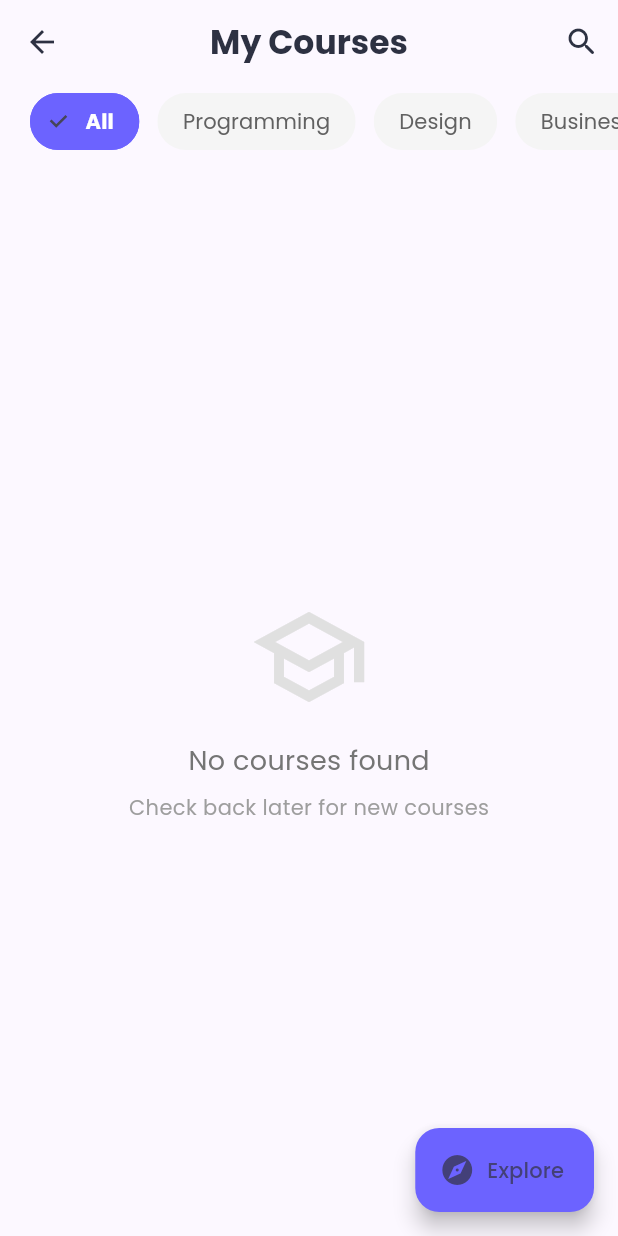
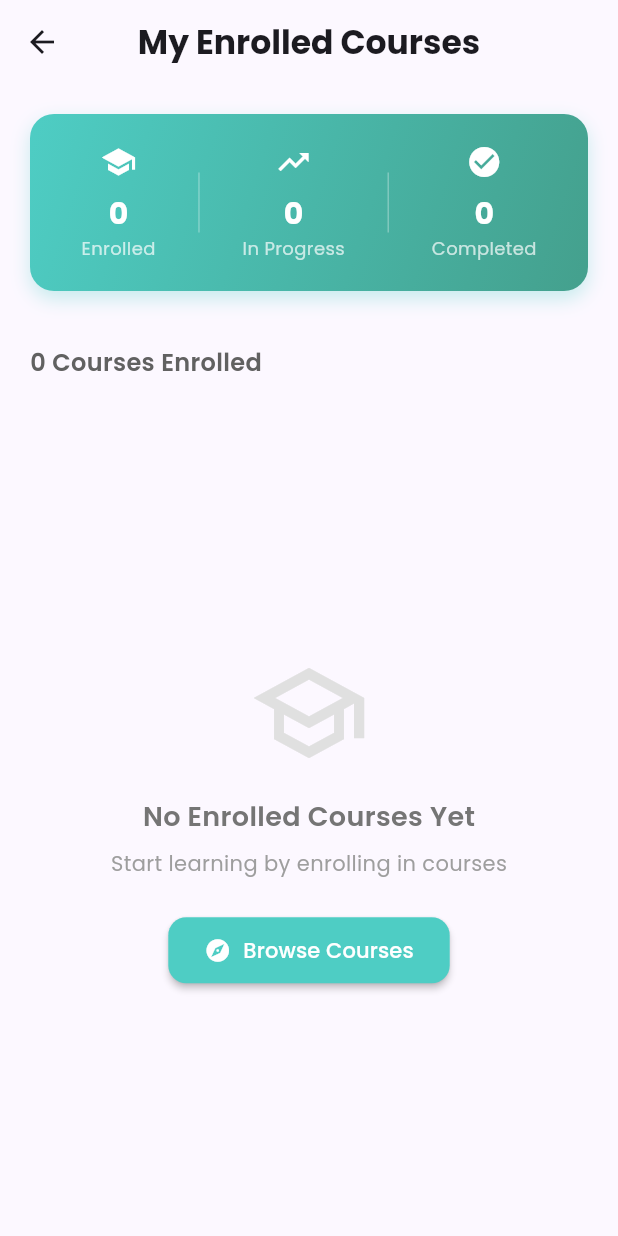
Before and after one commit to Kalyani-Patil-06/EduLearn, a Flutter app: the HomeScreen screen opened by its route, after a tap on "My Courses", on a phone screen of 412 x 824 dp. Run offline on Flutter 3.47's test engine with Material 3 defaults, Android fonts, the phone set to English and light mode, and no system bars; our stand-ins replace cloud_firestore, diacritic, email_validator, firebase_auth, firebase_core, google_fonts and 3 more; accounts and stored records are empty.

Commit message:
fixed bugs

```diff
--- a/lib/main.dart
+++ b/lib/main.dart
@@ -7,6 +7,7 @@ import 'screens/login_screen.dart';
 import 'screens/register_screen.dart';
 import 'screens/home_screen.dart';
 import 'screens/courses_screen.dart';
+import 'screens/enrolled_courses_screen.dart';
 import 'screens/course_detail_screen.dart';
 import 'screens/course_learning_screen.dart';
 import 'screens/profile_screen.dart';
@@ -21,6 +22,7 @@ import 'services/auth_service.dart';
 import 'services/theme_service.dart';
 import 'firebase_options.dart';
 import 'models/course_model.dart';
+
 
 void main() async {
   WidgetsFlutterBinding.ensureInitialized();
@@ -114,6 +116,7 @@ class MyApp extends StatelessWidget {
             // Student Routes
             '/home': (context) => const HomeScreen(),
             '/courses': (context) => const CoursesScreen(),
+            '/enrolled-courses': (context) => const EnrolledCoursesScreen(),
             '/profile': (context) => const ProfileScreen(),
             '/assignments': (context) => const AssignmentsScreen(),
 
--- /dev/null
+++ b/lib/screens/enrolled_courses_screen.dart
@@ -0,0 +1,292 @@
+import 'package:flutter/material.dart';
+import '../services/firestore_service.dart';
+import '../models/course_model.dart';
+import '../widgets/course_card_dynamic.dart';
+
+class EnrolledCoursesScreen extends StatefulWidget {
+  const EnrolledCoursesScreen({super.key});
+
+  @override
+  State<EnrolledCoursesScreen> createState() => _EnrolledCoursesScreenState();
+}
+
+class _EnrolledCoursesScreenState extends State<EnrolledCoursesScreen> {
+  final FirestoreService _firestoreService = FirestoreService();
+  List<Course> _enrolledCourses = [];
+  bool _isLoading = true;
+  String _selectedFilter = 'All';
+
+  final List<String> _filters = ['All', 'In Progress', 'Completed'];
+
+  @override
+  void initState() {
+    super.initState();
+    _loadEnrolledCourses();
+  }
+
+  Future<void> _loadEnrolledCourses() async {
+    setState(() => _isLoading = true);
+
+    try {
+      print('🔍 Loading enrolled courses for current user...');
+
+      // Get all enrollments for current user
+      final enrollments = await _firestoreService.getUserEnrollments();
+
+      print('📚 Found ${enrollments.length} enrollments');
+
+      // Get course details for each enrollment
+      List<Course> courses = [];
+      for (var enrollment in enrollments) {
+        try {
+          final course = await _firestoreService.getCourse(enrollment.courseId);
+          if (course != null) {
+            courses.add(course);
+          }
+        } catch (e) {
+          print('Error loading course ${enrollment.courseId}: $e');
+        }
+      }
+
+      print('✅ Loaded ${courses.length} enrolled courses');
+
+      if (mounted) {
+        setState(() {
+          _enrolledCourses = courses;
+          _isLoading = false;
+        });
+      }
+    } catch (e) {
+      print('❌ Error loading enrolled courses: $e');
+      if (mounted) {
+        setState(() => _isLoading = false);
+        ScaffoldMessenger.of(context).showSnackBar(
+          SnackBar(
+            content: Text('Error loading courses: $e'),
+            backgroundColor: Colors.red,
+          ),
+        );
+      }
+    }
+  }
+
+  List<Course> _getFilteredCourses() {
+    if (_selectedFilter == 'All') {
+      return _enrolledCourses;
+    }
+    // You can add progress filtering logic here if needed
+    return _enrolledCourses;
+  }
+
+  @override
+  Widget build(BuildContext context) {
+    final filteredCourses = _getFilteredCourses();
+
+    return Scaffold(
+      appBar: AppBar(
+        title: const Text(
+          'My Enrolled Courses',
+          style: TextStyle(fontWeight: FontWeight.bold),
+        ),
+        centerTitle: true,
+        elevation: 0,
+        backgroundColor: Colors.transparent,
+      ),
+      body: Column(
+        crossAxisAlignment: CrossAxisAlignment.start,
+        children: [
+          // Stats Banner
+          Container(
+            margin: const EdgeInsets.all(20),
+            padding: const EdgeInsets.all(20),
+            decoration: BoxDecoration(
+              gradient: const LinearGradient(
+                colors: [Color(0xFF4ECDC4), Color(0xFF44A08D)],
+                begin: Alignment.topLeft,
+                end: Alignment.bottomRight,
+              ),
+              borderRadius: BorderRadius.circular(16),
+              boxShadow: [
+                BoxShadow(
+                  color: const Color(0xFF4ECDC4).withOpacity(0.3),
+                  blurRadius: 10,
+                  offset: const Offset(0, 5),
+                ),
+              ],
+            ),
+            child: Row(
+              mainAxisAlignment: MainAxisAlignment.spaceAround,
+              children: [
+                _buildStatItem(
+                  'Enrolled',
+                  '${_enrolledCourses.length}',
+                  Icons.school,
+                ),
+                Container(
+                  width: 1,
+                  height: 40,
+                  color: Colors.white.withOpacity(0.3),
+                ),
+                _buildStatItem(
+                  'In Progress',
+                  '${_enrolledCourses.length}',
+                  Icons.trending_up,
+                ),
+                Container(
+                  width: 1,
+                  height: 40,
+                  color: Colors.white.withOpacity(0.3),
+                ),
+                _buildStatItem(
+                  'Completed',
+                  '0',
+                  Icons.check_circle,
+                ),
+              ],
+            ),
+          ),
+
+          // Filters (optional - you can remove if not needed)
+          // SizedBox(
+          //   height: 50,
+          //   child: ListView.builder(
+          //     scrollDirection: Axis.horizontal,
+          //     padding: const EdgeInsets.symmetric(horizontal: 20),
+          //     itemCount: _filters.length,
+          //     itemBuilder: (context, index) {
+          //       final filter = _filters[index];
+          //       final isSelected = filter == _selectedFilter;
+          //
+          //       return Padding(
+          //         padding: const EdgeInsets.only(right: 12),
+          //         child: FilterChip(
+          //           label: Text(filter),
+          //           selected: isSelected,
+          //           onSelected: (selected) {
+          //             setState(() => _selectedFilter = filter);
+          //           },
+          //           backgroundColor: Colors.grey.shade100,
+          //           selectedColor: const Color(0xFF4ECDC4),
+          //           labelStyle: TextStyle(
+          //             color: isSelected ? Colors.white : Colors.grey.shade700,
+          //             fontWeight: isSelected ? FontWeight.bold : FontWeight.normal,
+          //           ),
+          //         ),
+          //       );
+          //     },
+          //   ),
+          // ),
+
+          // Course Count
+          Padding(
+            padding: const EdgeInsets.symmetric(horizontal: 20, vertical: 16),
+            child: Text(
+              '${filteredCourses.length} ${filteredCourses.length == 1 ? 'Course' : 'Courses'} Enrolled',
+              style: TextStyle(
+                fontSize: 16,
+                fontWeight: FontWeight.w600,
+                color: Colors.grey.shade700,
+              ),
+            ),
+          ),
+
+          // Courses List
+          Expanded(
+            child: _isLoading
+                ? const Center(child: CircularProgressIndicator())
+                : filteredCourses.isEmpty
+                    ? _buildEmptyState()
+                    : RefreshIndicator(
+                        onRefresh: _loadEnrolledCourses,
+                        child: ListView.builder(
+                          padding: const EdgeInsets.symmetric(horizontal: 20, vertical: 8),
+                          itemCount: filteredCourses.length,
+                          itemBuilder: (context, index) {
+                            final course = filteredCourses[index];
+                            return CourseCardDynamic(
+                              course: course,
+                              onTap: () {
+                                Navigator.pushNamed(
+                                  context,
+                                  '/course-detail',
+                                  arguments: course,
+                                );
+                              },
+                            );
+                          },
+                        ),
+                      ),
+          ),
+        ],
+      ),
+    );
+  }
+
+  Widget _buildStatItem(String label, String value, IconData icon) {
+    return Column(
+      children: [
+        Icon(icon, color: Colors.white, size: 24),
+        const SizedBox(height: 8),
+        Text(
+          value,
+          style: const TextStyle(
+            color: Colors.white,
+            fontSize: 20,
+            fontWeight: FontWeight.bold,
+          ),
+        ),
+        Text(
+          label,
+          style: const TextStyle(
+            color: Colors.white70,
+            fontSize: 12,
+          ),
+        ),
+      ],
+    );
+  }
+
+  Widget _buildEmptyState() {
+    return Center(
+      child: Column(
+        mainAxisAlignment: MainAxisAlignment.center,
+        children: [
+          Icon(
+            Icons.school_outlined,
+            size: 80,
+            color: Colors.grey.shade300,
+          ),
+          const SizedBox(height: 16),
+          Text(
+            'No Enrolled Courses Yet',
+            style: TextStyle(
+              fontSize: 18,
+              color: Colors.grey.shade600,
+              fontWeight: FontWeight.w600,
+            ),
+          ),
+          const SizedBox(height: 8),
+          Text(
+            'Start learning by enrolling in courses',
+            style: TextStyle(
+              fontSize: 14,
+              color: Colors.grey.shade500,
+            ),
+          ),
+          const SizedBox(height: 24),
+          ElevatedButton.icon(
+            onPressed: () {
+              Navigator.pushNamed(context, '/courses');
+            },
+            icon: const Icon(Icons.explore),
+            label: const Text('Browse Courses'),
+            style: ElevatedButton.styleFrom(
+              backgroundColor: const Color(0xFF4ECDC4),
+              padding: const EdgeInsets.symmetric(horizontal: 24, vertical: 12),
+            ),
+          ),
+        ],
+      ),
+    );
+  }
+}
--- a/lib/screens/home_screen.dart
+++ b/lib/screens/home_screen.dart
@@ -91,7 +91,7 @@ class _HomeScreenState extends State<HomeScreen> {
                       crossAxisAlignment: CrossAxisAlignment.start,
                       children: [
                         Text(
-                          'Hello, $userName! 👋',
+                          'Hello, $userName!',
                           style: const TextStyle(
                             fontSize: 24,
                             fontWeight: FontWeight.bold,
@@ -183,7 +183,7 @@ class _HomeScreenState extends State<HomeScreen> {
                           borderRadius: BorderRadius.circular(12),
                         ),
                         child: Image.asset(
-                          'assets/images/student_learning.jpg', // ADD THIS IMAGE
+                          'assets/images/student_learning.jpg',
                           fit: BoxFit.contain,
                           errorBuilder: (context, error, stackTrace) {
                             return const Icon(
@@ -223,7 +223,7 @@ class _HomeScreenState extends State<HomeScreen> {
                     title: 'My Courses',
                     imagePath: 'assets/images/my_courses.jpg',
                     color: const Color(0xFF6C63FF),
-                    onTap: () => Navigator.pushNamed(context, '/courses'),
+                    onTap: () => Navigator.pushNamed(context, '/enrolled-courses'),
                   ),
                   _buildFeatureCardWithImage(
                     title: 'Assignments',
--- a/lib/services/firestore_service.dart
+++ b/lib/services/firestore_service.dart
@@ -149,15 +149,15 @@ class FirestoreService {
   Future<bool> enrollInCourse(String courseId) async {
     try {
       if (currentUserId == null) {
-        print('ENROLLMENT FAILED: No user logged in');
+        print('❌ No user logged in');
         return false;
       }
 
       // Get user data to check role
       final userData = await getUserData();
       final userRole = userData?['role'] ?? 'student';
-      final userName = userData?['name'] ?? 'Unknown';
-      final userEmail = userData?['email'] ?? 'Unknown';
+
+      print('🔍 Enrolling user in course (Role: $userRole)');
 
       // Check if already enrolled
       final enrollmentDoc = await _firestore
@@ -168,12 +168,11 @@ class FirestoreService {
           .get();
 
       if (enrollmentDoc.exists) {
-        print('User is already enrolled in this course');
+        print('✅ Already enrolled');
         return true;
       }
 
       // Create enrollment
-      print('Creating new enrollment...');
       await _firestore
           .collection('users')
           .doc(currentUserId)
@@ -188,21 +187,20 @@ class FirestoreService {
         'completedLessonIds': [],
       });
 
-
-      // Only increment student count if user is actually a STUDENT
+      // Only increment student count if user is a STUDENT
       if (userRole == 'student') {
-        print('Incrementing course student count...');
         await _firestore.collection('courses').doc(courseId).update({
           'students': FieldValue.increment(1),
         });
-        print('Student count incremented');
+        print('✅ Student enrolled and count incremented');
       } else {
-        print('User is $userRole - NOT incrementing student count');
+        print('✅ Teacher enrolled (count not incremented)');
       }
 
       return true;
 
     } catch (e) {
+      print('❌ Enrollment error: $e');
       return false;
     }
   }
@@ -246,46 +244,57 @@ class FirestoreService {
     }
   }
 
-  // ✅ FIXED: Get enrolled students properly (ONLY STUDENTS, exclude teachers)
+  // ✅ NEW: Get all enrollments for current user
+  Future<List<UserEnrollment>> getUserEnrollments() async {
+    try {
+      if (currentUserId == null) {
+        print('❌ No user logged in');
+        return [];
+      }
+
+      print('🔍 Getting enrollments for user: $currentUserId');
+
+      QuerySnapshot snapshot = await _firestore
+          .collection('users')
+          .doc(currentUserId)
+          .collection('enrollments')
+          .get();
+
+      List<UserEnrollment> enrollments = [];
+
+      for (var doc in snapshot.docs) {
+        try {
+          enrollments.add(UserEnrollment.fromMap(doc.data() as Map<String, dynamic>));
+        } catch (e) {
+          print('Error parsing enrollment: $e');
+        }
+      }
+
+      print('✅ Found ${enrollments.length} enrollments');
+      return enrollments;
+    } catch (e) {
+      print('❌ Error getting user enrollments: $e');
+      return [];
+    }
+  }
+
+  // ✅ Get enrolled students (ONLY STUDENTS, exclude teachers)
   Future<List<Map<String, dynamic>>> getEnrolledStudents(String courseId) async {
     try {
+      print('🔍 Getting enrolled students for course: $courseId');
 
-      // STEP 1: Get ALL users first (for debugging)
-      QuerySnapshot allUsersSnapshot = await _firestore.collection('users').get();
-      print('📊 Total users in database: ${allUsersSnapshot.docs.length}');
-
-      // Check all users and their roles
-      for (var userDoc in allUsersSnapshot.docs) {
-        Map<String, dynamic> userData = userDoc.data() as Map<String, dynamic>;
-        print('👤 User: ${userData['name']} | Role: ${userData['role']} | Email: ${userData['email']}');
-      }
-
-      print('───────────────────────────────────────────────');
-
-      // STEP 2: Get ONLY users with role = 'student'
+      // Get ONLY users with role = 'student'
       QuerySnapshot studentsSnapshot = await _firestore
           .collection('users')
           .where('role', isEqualTo: 'student')
           .get();
 
-      print('Total STUDENT users found: ${studentsSnapshot.docs.length}');
-
-      if (studentsSnapshot.docs.isEmpty) {
-        print('WARNING: No users with role="student" found in database!');
-        print('This might mean:');
-        print('1. Students are registered with a different role value');
-        print('2. The role field is missing or misspelled');
-        print('3. No students have been created yet');
-      }
+      print('👥 Found ${studentsSnapshot.docs.length} total student users');
 
       List<Map<String, dynamic>> enrolledStudents = [];
 
-      // STEP 3: Check each student's enrollment
       for (var userDoc in studentsSnapshot.docs) {
         try {
-          Map<String, dynamic> userData = userDoc.data() as Map<String, dynamic>;
-          print('🔍 Checking student: ${userData['name']} (${userDoc.id})');
-
           // Check if this student has enrollment for this course
           DocumentSnapshot enrollmentDoc = await _firestore
               .collection('users')
@@ -295,15 +304,12 @@ class FirestoreService {
               .get();
 
           if (enrollmentDoc.exists) {
+            Map<String, dynamic> userData = userDoc.data() as Map<String, dynamic>;
             Map<String, dynamic> enrollmentData = enrollmentDoc.data() as Map<String, dynamic>;
-            print('Enrollment data: $enrollmentData');
 
-            // Double check the role is student
             String userRole = userData['role'] ?? 'student';
 
             if (userRole == 'student') {
-              print('MATCHED: Adding ${userData['name']} to enrolled students list');
-
               enrolledStudents.add({
                 'userId': userDoc.id,
                 'name': userData['name'] ?? 'Unknown Student',
@@ -312,34 +318,23 @@ class FirestoreService {
                 'role': userRole,
                 'enrollment': UserEnrollment.fromMap(enrollmentData),
               });
-            } else {
-              print('SKIPPED: User role is "$userRole", not "student"');
             }
-          } else {
-            print('NOT ENROLLED: Student has no enrollment for this course');
           }
         } catch (e) {
-          print('ERROR processing user ${userDoc.id}: $e');
+          print('⚠️ Error processing user ${userDoc.id}: $e');
           continue;
         }
       }
 
-      if (enrolledStudents.isEmpty) {
-        print('NO STUDENTS FOUND! Possible reasons:');
-        print('1. Students enrolled but role field is wrong');
-        print('2. Enrollment is in wrong collection path');
-        print('3. Course ID mismatch');
-      }
-
+      print('✅ Found ${enrolledStudents.length} enrolled students');
       return enrolledStudents;
     } catch (e) {
-      print('CRITICAL ERROR getting enrolled students: $e');
-      print('Stack trace: ${StackTrace.current}');
+      print('❌ Error getting enrolled students: $e');
       return [];
     }
   }
 
-  // Get actual student count for a course (excluding teachers)
+  // ✅ NEW: Get actual student count for a course (excluding teachers)
   Future<int> getCourseStudentCount(String courseId) async {
     try {
       // Get only users with role = 'student'
@@ -370,32 +365,32 @@ class FirestoreService {
     }
   }
 
-  // Fix student count for a course (removes teachers from count)
+  // ✅ UTILITY: Fix student count for a course (removes teachers from count)
   Future<bool> fixCourseStudentCount(String courseId) async {
     try {
-      print('Fixing student count for course: $courseId');
+      print('🔧 Fixing student count for course: $courseId');
 
       // Get actual student count (excluding teachers)
       final actualCount = await getCourseStudentCount(courseId);
 
-      print('Actual student count: $actualCount');
+      print('📊 Actual student count: $actualCount');
 
       // Update the course with correct count
       await _firestore.collection('courses').doc(courseId).update({
         'students': actualCount,
       });
 
-      print('Course student count updated to $actualCount');
+      print('✅ Course student count updated to $actualCount');
       return true;
     } catch (e) {
-      print('Error fixing student count: $e');
+      print('❌ Error fixing student count: $e');
       return false;
     }
   }
 
   // ==================== ASSIGNMENT OPERATIONS ====================
 
-  // Get assignments as List instead of Stream to avoid index error
+  // ✅ FIXED: Get assignments as List instead of Stream to avoid index error
   Future<List<Assignment>> getCourseAssignmentsList(String courseId) async {
     try {
       QuerySnapshot snapshot = await _firestore
--- a/pubspec.yaml
+++ b/pubspec.yaml
@@ -63,6 +63,9 @@ dependencies:
   # Advanced Search
   diacritic: ^0.1.4
 
+  # for youtube videos
+  # youtube_player_flutter: ^8.1.2
+
 dev_dependencies:
   flutter_test:
     sdk: flutter
```
Also changed, not shown: 1 other file.
